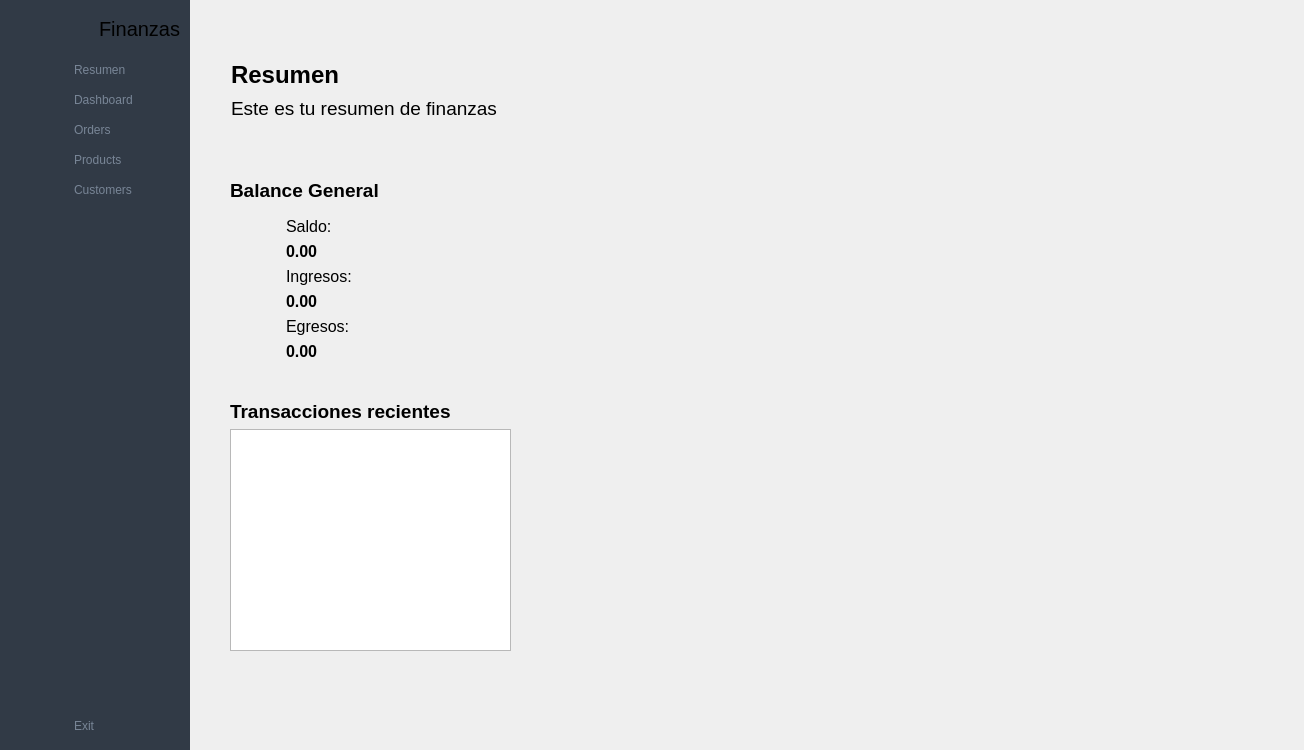
This is asistente-personal-ventanas/ventanaPrincipal/ventanaPrincipal.ui in phkandresc/asistente-personal as Qt 5 draws it before an edit. The edited form follows.
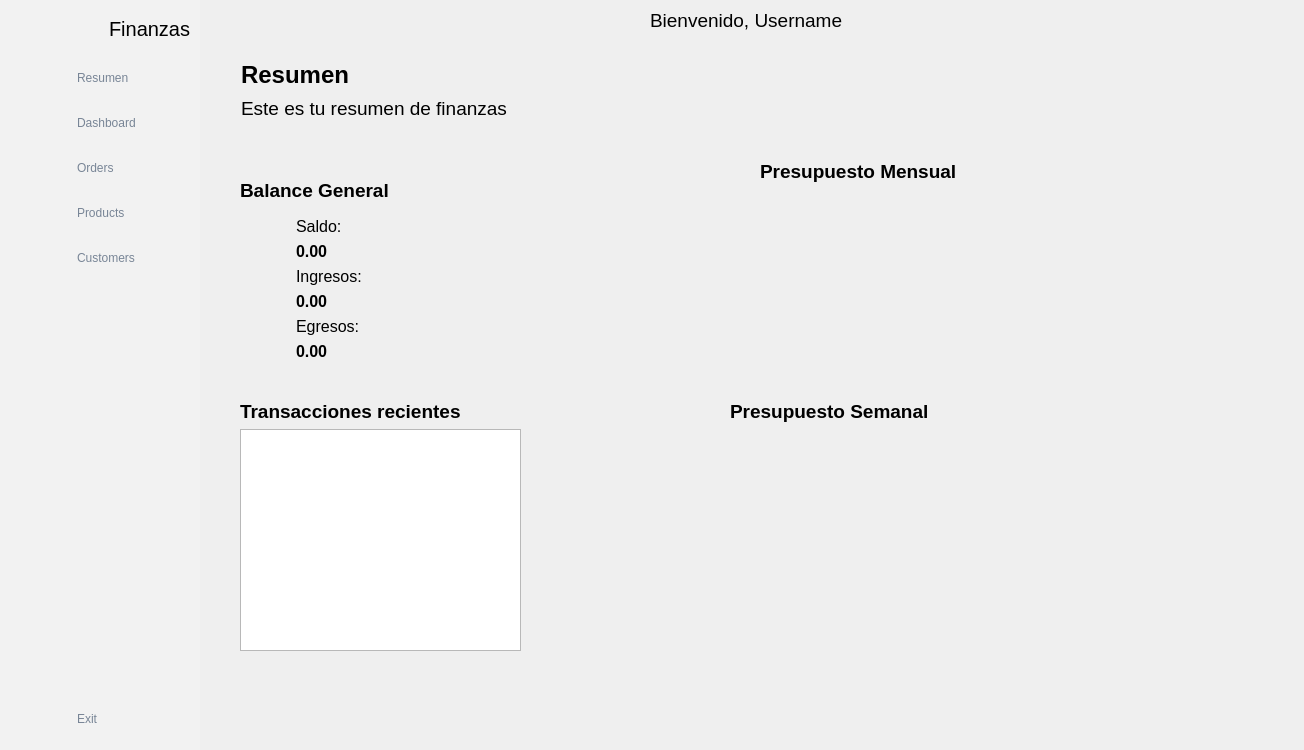
This is the edited form. Icons and pictures are not drawn.

Commit message: update dashboard from ventanaPrincipal

Diff of the .ui file:
```diff
--- a/asistente-personal-ventanas/ventanaPrincipal/ventanaPrincipal.ui
+++ b/asistente-personal-ventanas/ventanaPrincipal/ventanaPrincipal.ui
@@ -19,22 +19,9 @@
 	padding: 5px;
 }
 
-#search_btn{
-	border: none;
-	padding: 5px;
-}
-
-/*= Style for mainwindow START
-  ==================================================== */
-	#MainWindow {
-		background-color: #fff;
-	}
-/*= END
-  ==================================================== */
-
 /*= Style for button to change menu style START
   ==================================================== */
-	#change_btn {
+	#btnCambioMenu {
 		padding: 5px;
 		border: none;
 		width: 30px;
@@ -43,36 +30,28 @@
 /*= END
   ==================================================== */
 
-/*= Style for header widget START
-  ==================================================== */
-	#widget {
-		background-color: #f9fafd;
-	}
-/*= END
-  ==================================================== */
-
 /*= Style for menu with icon only START
   ==================================================== */
   	/* style for widget */
-	#icon_only_widget {
-		background-color: #313a46;
+	#widgetMenuIconos {
+		background-color: rgb(242, 242, 242);
 		width:50px;
 	}
 
     /* style for QPushButton and QLabel */
-	#icon_only_widget QPushButton, QLabel {
+	#widgetMenuIconos QPushButton, QLabel {
 		height:50px;
 		border:none;
 		/* border-bottom: 1px solid #b0b0b0; */
 	}
 
-	#icon_only_widget QPushButton:hover {
+	#widgetMenuIconos QPushButton:hover {
 		background-color: rgba( 86, 101, 115, 0.5);
 	}
 
 	/* style for logo image */
-	#logo_label_1 {
-		padding: 5px
+	#lblMenuIcono {
+		padding: 5px;
 	}
 /*= END
   ==================================================== */
@@ -80,31 +59,31 @@
 /*= Style for menu with icon and text START
   ==================================================== */
 	/* style for widget */
-	#full_menu_widget {
-		background-color: #313a46;
+	#widgetMenu {
+		background-color: rgb(242, 242, 242);
 	}
 
 	/* style for QPushButton */
-	#full_menu_widget QPushButton {
+	#widgetMenu QPushButton {
+		height: 25px;
 		border:none;
 		border-radius: 3px;
 		text-align: left;
-		padding: 8px 0 8px 15px;
+		padding: 10px 0 10px 18px;
 		color: #788596;
 	}
 
-	#full_menu_widget QPushButton:hover {
+	#widgetMenu QPushButton:hover {
 		background-color: rgba( 86, 101, 115, 0.5);
 	}
 
-	#full_menu_widget QPushButton:checked {
-		color: #fff;
+	#widgetMenu QPushButton:checked {
+		background-color: rgb(220, 138, 221);
 	}
 
 #paginaResumen #widgetBalance, #widgetIngresos, #widgetEgresos{
 	background-color: rgb(28, 113, 216);
 }
-
 </string>
   </property>
   <widget class="QWidget" name="centralwidget">
@@ -125,7 +104,7 @@
      <number>0</number>
     </property>
     <item row="0" column="2">
-     <widget class="QWidget" name="mainWidget" native="true">
+     <widget class="QWidget" name="widgetPrincipal" native="true">
       <layout class="QVBoxLayout" name="verticalLayout_5">
        <property name="spacing">
         <number>0</number>
@@ -167,7 +146,7 @@
            <number>0</number>
           </property>
           <item>
-           <widget class="QPushButton" name="change_btn">
+           <widget class="QPushButton" name="btnCambioMenu">
             <property name="text">
              <string/>
             </property>
@@ -206,6 +185,23 @@
             </property>
            </layout>
           </item>
+          <item>
+           <widget class="QLabel" name="lblUsername">
+            <property name="font">
+             <font>
+              <pointsize>14</pointsize>
+              <bold>false</bold>
+              <kerning>true</kerning>
+             </font>
+            </property>
+            <property name="text">
+             <string>Bienvenido, Username</string>
+            </property>
+            <property name="margin">
+             <number>0</number>
+            </property>
+           </widget>
+          </item>
           <item>
            <spacer name="horizontalSpacer_2">
             <property name="orientation">
@@ -526,6 +522,52 @@
             </item>
            </layout>
           </widget>
+          <widget class="QLabel" name="lblBalanceGeneral_3">
+           <property name="geometry">
+            <rect>
+             <x>560</x>
+             <y>120</y>
+             <width>279</width>
+             <height>23</height>
+            </rect>
+           </property>
+           <property name="font">
+            <font>
+             <pointsize>14</pointsize>
+             <bold>true</bold>
+             <kerning>true</kerning>
+            </font>
+           </property>
+           <property name="text">
+            <string>Presupuesto Mensual</string>
+           </property>
+           <property name="margin">
+            <number>0</number>
+           </property>
+          </widget>
+          <widget class="QLabel" name="lblBalanceGeneral_4">
+           <property name="geometry">
+            <rect>
+             <x>530</x>
+             <y>360</y>
+             <width>279</width>
+             <height>23</height>
+            </rect>
+           </property>
+           <property name="font">
+            <font>
+             <pointsize>14</pointsize>
+             <bold>true</bold>
+             <kerning>true</kerning>
+            </font>
+           </property>
+           <property name="text">
+            <string>Presupuesto Semanal</string>
+           </property>
+           <property name="margin">
+            <number>0</number>
+           </property>
+          </widget>
          </widget>
          <widget class="QWidget" name="page_2">
           <layout class="QGridLayout" name="gridLayout_3">
@@ -647,12 +689,12 @@
      </widget>
     </item>
     <item row="0" column="1">
-     <widget class="QWidget" name="full_menu_widget" native="true">
+     <widget class="QWidget" name="widgetMenu" native="true">
       <layout class="QVBoxLayout" name="verticalLayout_4">
        <item>
         <layout class="QHBoxLayout" name="horizontalLayout_2">
          <property name="spacing">
-          <number>0</number>
+          <number>10</number>
          </property>
          <item>
           <widget class="QLabel" name="logo_label_2">
@@ -672,7 +714,7 @@
             <string/>
            </property>
            <property name="pixmap">
-            <pixmap resource="resource.qrc">:/icon/icon/Logo.png</pixmap>
+            <pixmap resource="resource.qrc">:/icon/icon/balance.png</pixmap>
            </property>
            <property name="scaledContents">
             <bool>true</bool>
@@ -680,7 +722,7 @@
           </widget>
          </item>
          <item>
-          <widget class="QLabel" name="logo_label_3">
+          <widget class="QLabel" name="lblLogoMenuGrande">
            <property name="font">
             <font>
              <pointsize>15</pointsize>
@@ -834,7 +876,7 @@
         </spacer>
        </item>
        <item>
-        <widget class="QPushButton" name="exit_btn_2">
+        <widget class="QPushButton" name="btnSalir">
          <property name="text">
           <string>Exit</string>
          </property>
@@ -854,7 +896,7 @@
      </widget>
     </item>
     <item row="0" column="0">
-     <widget class="QWidget" name="icon_only_widget" native="true">
+     <widget class="QWidget" name="widgetMenuIconos" native="true">
       <layout class="QVBoxLayout" name="verticalLayout_3">
        <property name="spacing">
         <number>0</number>
@@ -874,7 +916,7 @@
        <item>
         <layout class="QHBoxLayout" name="horizontalLayout_3">
          <item>
-          <widget class="QLabel" name="logo_label_1">
+          <widget class="QLabel" name="lblMenuIcono">
            <property name="minimumSize">
             <size>
              <width>50</width>
@@ -891,7 +933,7 @@
             <string/>
            </property>
            <property name="pixmap">
-            <pixmap resource="resource.qrc">:/icon/icon/Logo.png</pixmap>
+            <pixmap resource="resource.qrc">:/icon/icon/balance.png</pixmap>
            </property>
            <property name="scaledContents">
             <bool>true</bool>
@@ -1041,7 +1083,7 @@
         </spacer>
        </item>
        <item>
-        <widget class="QPushButton" name="exit_btn_1">
+        <widget class="QPushButton" name="btnSalirIcono">
          <property name="text">
           <string/>
          </property>
```
Left out of the diff: 12 changed lines with no effect on the pictures.
